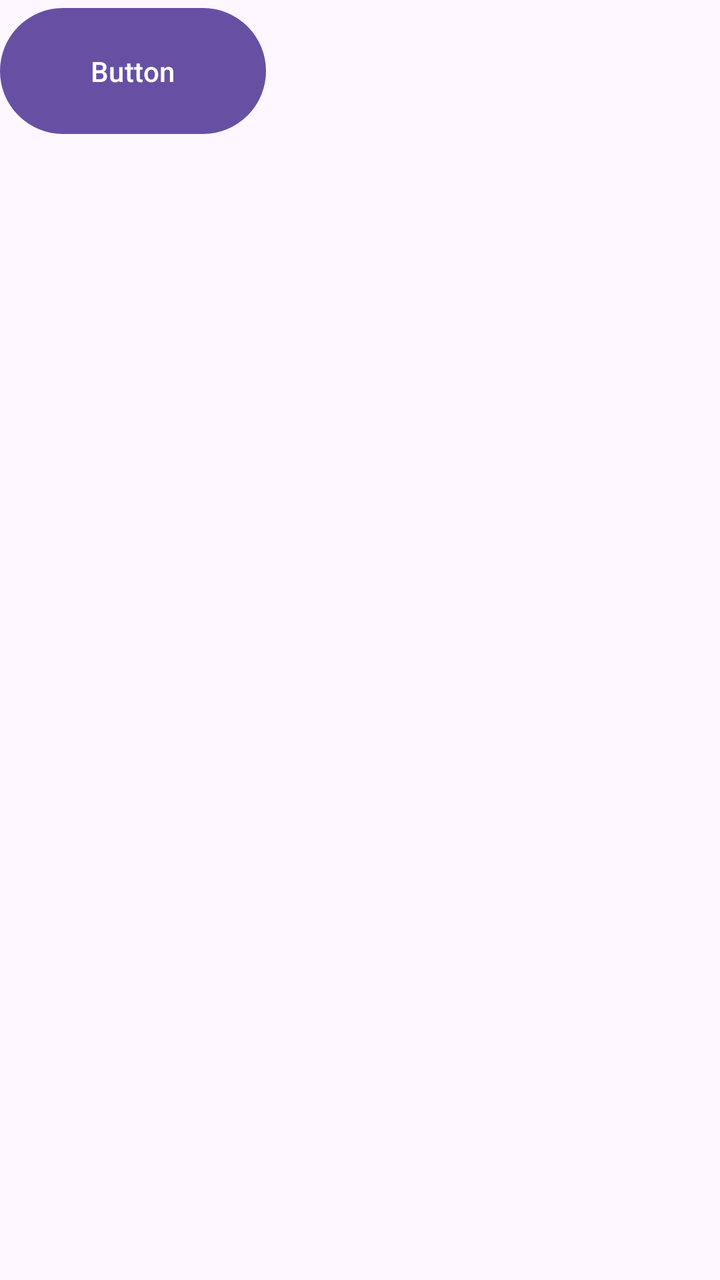
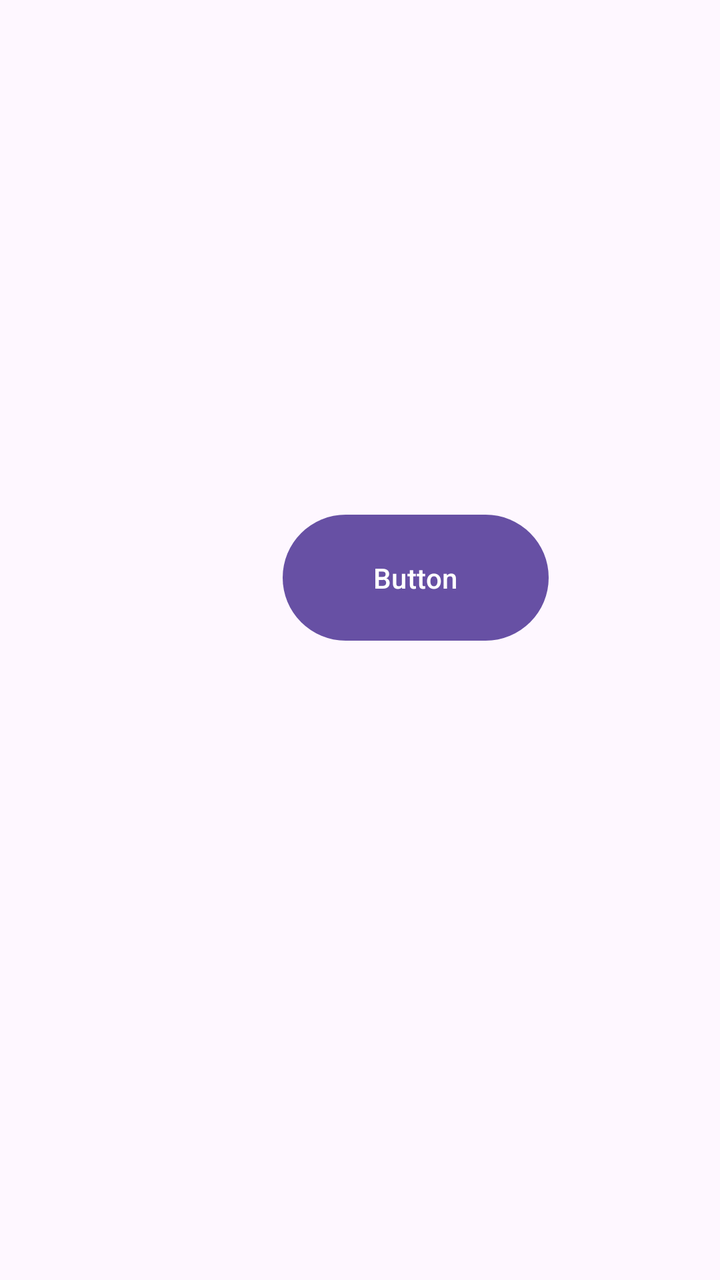

An Android layout rendered at two revisions. The XML below is the earlier revision; the diff shows what the commit changed to produce the second picture.
<!-- AndroidManifest.xml: application theme Theme.Matei_Anastasia_ActivitateDAM2026 -->
<!-- res/layout/activity_activitate_noua.xml -->
<?xml version="1.0" encoding="utf-8"?>
<androidx.constraintlayout.widget.ConstraintLayout xmlns:android="http://schemas.android.com/apk/res/android"
    xmlns:app="http://schemas.android.com/apk/res-auto"
    xmlns:tools="http://schemas.android.com/tools"
    android:id="@+id/main"
    android:layout_width="match_parent"
    android:layout_height="match_parent"
    tools:context="com.example.laborator2.ActivitateNoua">

    <Button
        android:id="@+id/button"
        android:layout_width="133dp"
        android:layout_height="71dp"
        android:text="Button"
        android:onClick="deschideActivitate"
        tools:layout_editor_absoluteX="144dp"
        tools:layout_editor_absoluteY="343dp" />
</androidx.constraintlayout.widget.ConstraintLayout>
<!-- resources referenced by this layout -->
<resources>
  <style name="Theme.Matei_Anastasia_ActivitateDAM2026" parent="Base.Theme.Matei_Anastasia_ActivitateDAM2026" />
  <style name="Base.Theme.Matei_Anastasia_ActivitateDAM2026" parent="Theme.Material3.DayNight.NoActionBar">
          
          
      </style>
</resources>

<!-- the commit's change to res/layout/activity_activitate_noua.xml (unified diff, before → after) -->
@@ -11,8 +11,12 @@
         android:id="@+id/button"
         android:layout_width="133dp"
         android:layout_height="71dp"
+        android:onClick="deschideActivitate"
         android:text="Button"
-        android:onClick="deschideActivitate"
-        tools:layout_editor_absoluteX="144dp"
-        tools:layout_editor_absoluteY="343dp" />
+        app:layout_constraintBottom_toBottomOf="parent"
+        app:layout_constraintEnd_toEndOf="parent"
+        app:layout_constraintHorizontal_bias="0.622"
+        app:layout_constraintStart_toStartOf="parent"
+        app:layout_constraintTop_toTopOf="parent"
+        app:layout_constraintVertical_bias="0.445" />
 </androidx.constraintlayout.widget.ConstraintLayout>
